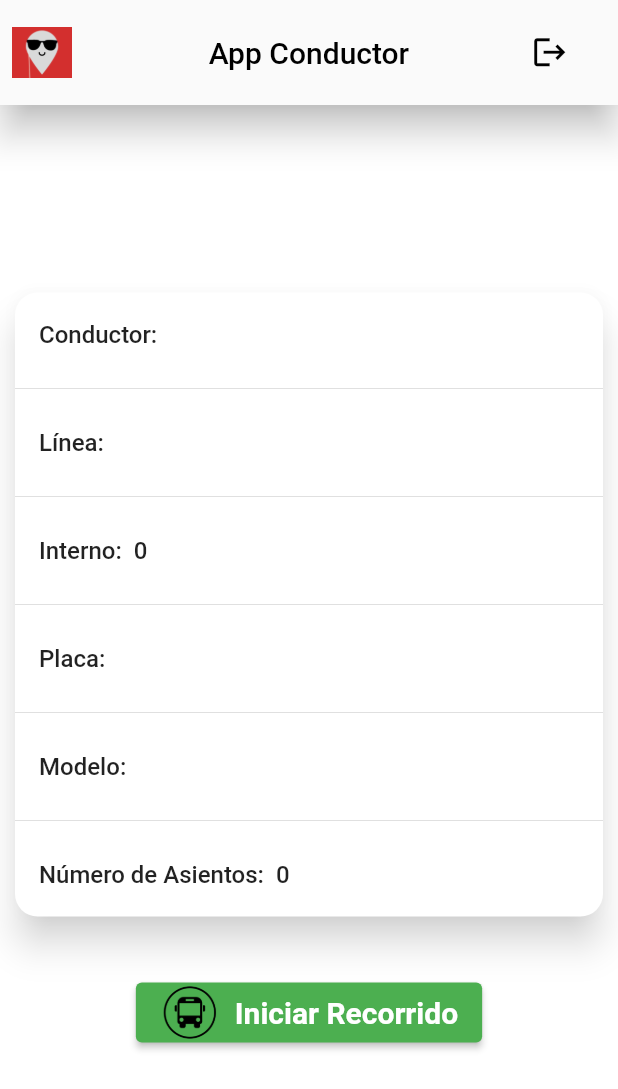
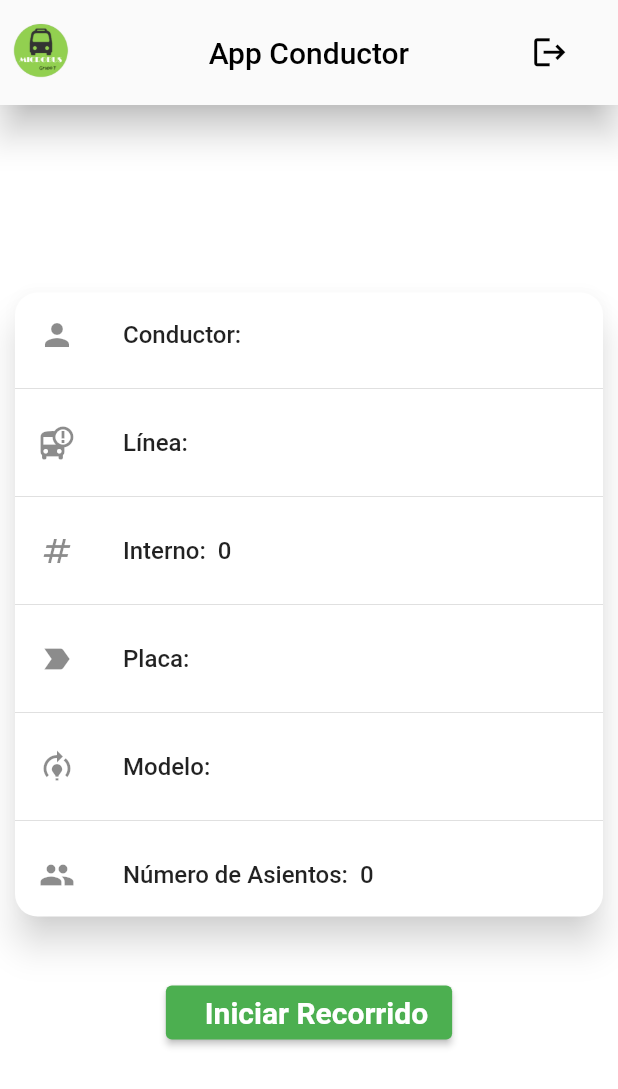
Before and after one commit to Nicole-Hf/ProyectoSwFlutter, a Flutter app: the HomePage screen opened by its route, on a phone screen of 412 x 824 dp. Shown: the top 1089 px of the screen. Run offline on Flutter 3.47's test engine with Material 2 defaults, Android fonts, the phone set to English and light mode, and no system bars; our stand-ins replace flutter_typeahead, get, image_picker, shared_preferences; accounts and stored records are empty.

Commit message:
apk lista sin foto

```diff
--- a/lib/pages/home_page.dart
+++ b/lib/pages/home_page.dart
@@ -22,8 +22,8 @@ class _HomePageState extends State<HomePage> {
         elevation: 10,
         toolbarHeight: 70,
         leading: Padding(
-          padding: const EdgeInsets.all(8.0),
-          child: Image.asset("assets/images/logo_app.jpeg",)
+          padding: const EdgeInsets.all(1.0),
+          child: Image.asset("assets/images/app_icon.png",)
         ),
         centerTitle: true,
         title: const Text('App Conductor', style: TextStyle(color: Colors.black),),
@@ -64,6 +64,7 @@ class _HomePageState extends State<HomePage> {
                         'Conductor:  $nombreConductor',
                         style: const TextStyle(fontWeight: FontWeight.w500),
                       ),
+                      leading: const Icon(Icons.person),
                     ),
                     const Divider(),
                     ListTile(
@@ -71,6 +72,7 @@ class _HomePageState extends State<HomePage> {
                         'Línea:  $lineaName',
                         style: const TextStyle(fontWeight: FontWeight.w500),
                       ),
+                      leading: const Icon(Icons.bus_alert),
                     ),
                     const Divider(),
                     ListTile(
@@ -78,6 +80,7 @@ class _HomePageState extends State<HomePage> {
                         'Interno:  $interno',
                         style: const TextStyle(fontWeight: FontWeight.w500),
                       ),
+                      leading: const Icon(Icons.numbers),
                     ),
                     const Divider(),
                     ListTile(
@@ -85,6 +88,7 @@ class _HomePageState extends State<HomePage> {
                         'Placa:  $placa',
                         style: const TextStyle(fontWeight: FontWeight.w500),
                       ),
+                      leading: const Icon(Icons.label_important),
                     ),
                     const Divider(),
                     ListTile(
@@ -92,6 +96,7 @@ class _HomePageState extends State<HomePage> {
                         'Modelo:  $modelo',
                         style: const TextStyle(fontWeight: FontWeight.w500),
                       ),
+                      leading: const Icon(Icons.model_training),
                     ),
                     const Divider(),
                     ListTile(
@@ -99,6 +104,7 @@ class _HomePageState extends State<HomePage> {
                         'Número de Asientos:  $capacidad',
                         style: const TextStyle(fontWeight: FontWeight.w500),
                       ),
+                      leading: const Icon(Icons.group),
                     ),
                   ],
                 ),
@@ -110,13 +116,15 @@ class _HomePageState extends State<HomePage> {
                 },
                 child: Row(
                   mainAxisSize: MainAxisSize.min,
-                  children: <Widget>[
-                    Image.asset('assets/images/bus_icon.jpg', height: 40.0, width: 40.0,),
-                    const Padding(
+                  children: const <Widget>[
+                    Padding(
                       padding: EdgeInsets.only(left: 10.0),
                       child: Text(
                         'Iniciar Recorrido',
-                        style: TextStyle(fontSize: 20, fontWeight: FontWeight.bold),
+                        style: TextStyle(
+                          fontSize: 20,
+                          fontWeight: FontWeight.bold
+                        ),
                       ),
                     )
                   ],
--- a/lib/pages/microbus_page.dart
+++ b/lib/pages/microbus_page.dart
@@ -1,3 +1,5 @@
+
+// ignore_for_file: use_build_context_synchronously, avoid_print
 
 import 'dart:convert';
 import 'dart:io';
@@ -203,7 +205,6 @@ class _MicrobusPageState extends State<MicrobusPage> {
                       decoration: const InputDecoration(
                         labelText: 'Seleccione una línea' ,
                         icon: Icon(Icons.bus_alert),
-
                       )
                     ),
                     suggestionsCallback: LineaController.getLineaSuggestion,
@@ -252,7 +253,7 @@ class _MicrobusPageState extends State<MicrobusPage> {
                   TextField(
                     decoration: const InputDecoration(
                       labelText: 'Capacidad',
-                        icon: Icon(Icons.person),
+                      icon: Icon(Icons.group),
                       hintText: "ejm: 10"),
                     onChanged: (value) {
                       _nroasientos = value;
@@ -262,7 +263,7 @@ class _MicrobusPageState extends State<MicrobusPage> {
                   TextField(
                     decoration: const InputDecoration(
                       labelText: 'Interno',
-                        icon: Icon(Icons.person),
+                      icon: Icon(Icons.numbers),
                       hintText: "ejm: 56"),
                     onChanged: (value) {
                       _nroInterno = value;
--- a/lib/utils/globals.dart
+++ b/lib/utils/globals.dart
@@ -1,7 +1,9 @@
 import 'package:flutter/material.dart';
 
 
-const String baseUrl = "http://127.0.0.1:8000/api/";/* "http://10.0.2.2:8000/api/";*/
+const String baseUrl = 'https://mainbusesgi.herokuapp.com/api/';
+/*"http://127.0.0.1:8000/api/";*/ /*"http://10.0.2.2:8000/api/";*/
+
 const Map<String, String> headers = {"Content-Type": "application/json"};
 
 errorSnackBar(BuildContext context, String text) {
```
Also changed, not shown: lib/pages/conductor_page.dart (+8 -10 lines), assets/images/app_icon.png (added), pubspec.lock, 10 other files. Lines whose indentation alone changed are shown as unchanged.
